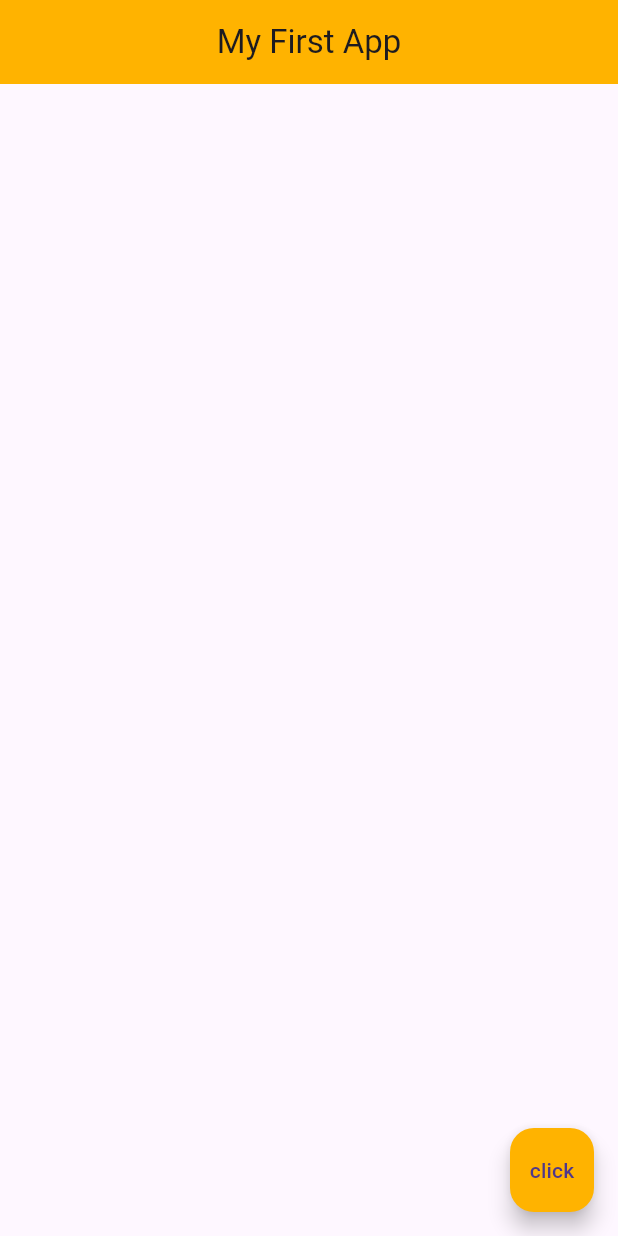
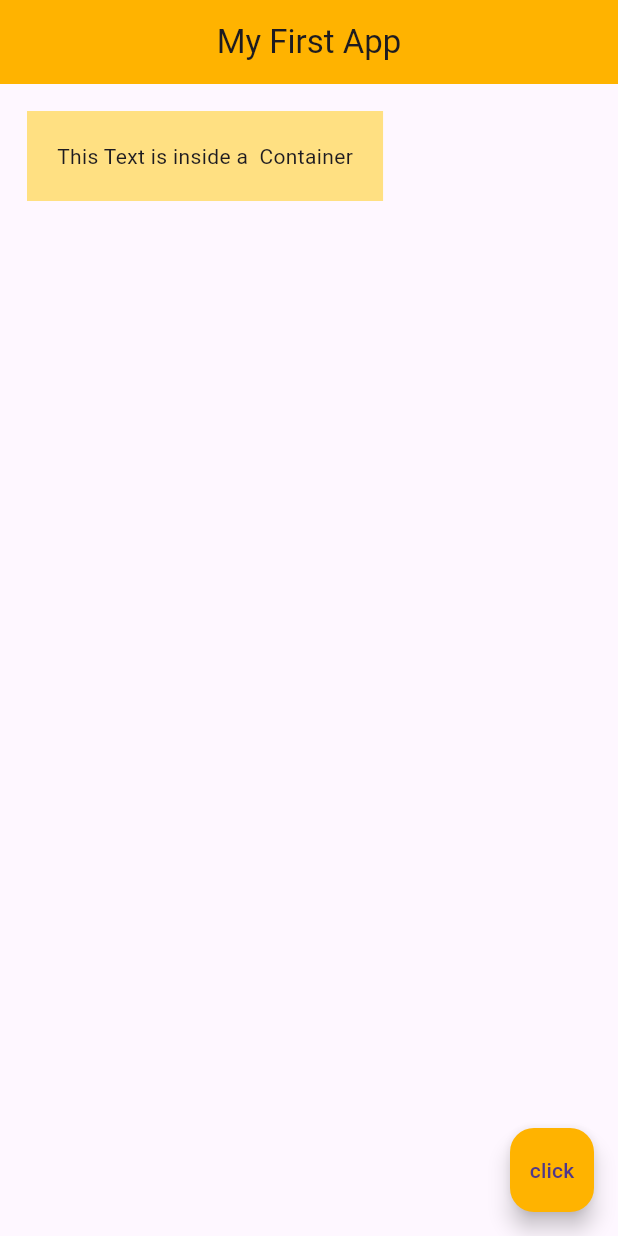
Before and after one commit to Chamal1120/flutter-tutorial, a Flutter app: the screen it shows after launch, on a phone screen of 412 x 824 dp. Run offline on Flutter 3.47's test engine with Material 3 defaults, Android fonts, the phone set to English and light mode, and no system bars.

Commit message:
finish Containers and padding

```diff
--- a/lib/main.dart
+++ b/lib/main.dart
@@ -14,45 +14,18 @@ class Home extends StatelessWidget {
       centerTitle: true,
       backgroundColor: Colors.amber[600],
     ),
-    body: Center(
-// Comment all other childs in the Center widget before uncommenting a child
-
-//        child: IconButton(
-//          onPressed: () {
-//            print('You clicked Me!'); // This will be visible in the console
-//          },
-//          icon: Icon(
-//            Icons.alternate_email,
-//            color: Colors.black,
-//          )
-//        ),
-//        child: ElevatedButton.icon(
-//          onPressed: () {},
-//          style: ButtonStyle(
-//            backgroundColor: WidgetStatePropertyAll(Colors.amber[600]),
-//            foregroundColor: WidgetStatePropertyAll(Colors.black),
-//          ),
-//          icon: Icon(
-//            Icons.mail,
-//            color: Colors.black,
-//          ),
-//          label: Text('Mail Me :)'),
-//        ),
-//        child: ElevatedButton(
-//          onPressed: () {
-//            print('You clicked Me!'); // This will be visible in the console
-//          },
-//          style: ButtonStyle(
-//            backgroundColor: WidgetStatePropertyAll(Colors.amber[600]),
-//            foregroundColor: WidgetStatePropertyAll(Colors.black),
-//          ),
-//          child: Text('This is an ElevatedButton'),
-//        ),
-//        child: Icon(
-//          Icons.airport_shuttle,
-//          color: Colors.amber[600],
-//          size: 50.0,
-//        )
+    body: Padding(
+      // Wrapping inside a padding widget will help to add padding to any widget
+      padding: const EdgeInsets.all(8.0),
+      child: Container(
+          // padding adds spacing inside and margin adds for outside
+          padding: EdgeInsets.all(20.0), // Adds padding to all 4 corners
+          //padding: EdgeInsets.fromLTRB(10, 15, 20, 25), // Adds padding sperately to left, top, right, bottom
+          //padding: EdgeInsets.symmetric(horizontal: 10, vertical: 15), // Adds pddings sperately to horizontal and vertical sides
+          margin: EdgeInsets.all(10.0),
+          color: Colors.amber[200],
+          child: Text('This Text is inside a  Container'),
+        ),
     ),
     floatingActionButton: FloatingActionButton(
       onPressed: () {},
```
